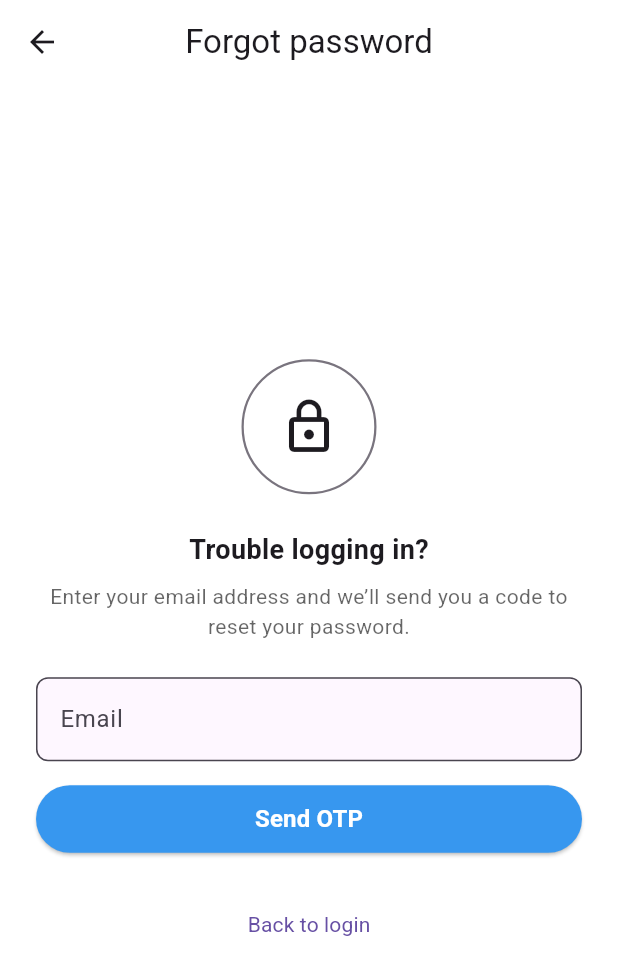
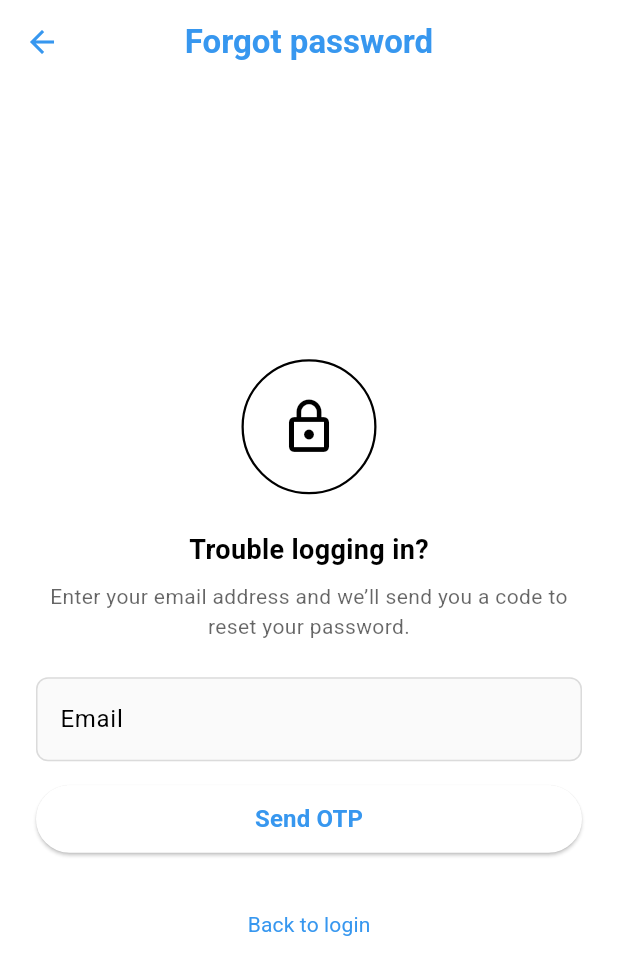
Before and after one commit to abhinavshr/instamate, a Flutter app: the screen it shows after launch, after a tap on "Forgot password?", on a phone screen of 412 x 824 dp. Shown: the top 975 px of the screen. Run offline on Flutter 3.47's test engine with Material 3 defaults, Android fonts, the phone set to English and light mode, and no system bars; our stand-ins replace flutter_secure_storage.

Commit message:
updated the theme color in the forget password, verify otp and change password

```diff
--- a/lib/constants/app_theme.dart
+++ b/lib/constants/app_theme.dart
@@ -4,19 +4,17 @@ class AppTheme {
   static ThemeData lightTheme = ThemeData(
     brightness: Brightness.light,
     scaffoldBackgroundColor: Colors.white,
-    primaryColor: const Color(0xFF3797EF),
+
+    colorScheme: const ColorScheme.light(
+      primary: Color(0xFF3797EF),
+    ),
+
     inputDecorationTheme: InputDecorationTheme(
       filled: true,
-      fillColor: const Color(0xFFFAFAFA),
+      fillColor: Color(0xFFFAFAFA),
       border: OutlineInputBorder(
         borderRadius: BorderRadius.circular(8),
-        borderSide: const BorderSide(color: Color(0xFFDBDBDB)),
-      ),
-    ),
-    elevatedButtonTheme: ElevatedButtonThemeData(
-      style: ElevatedButton.styleFrom(
-        backgroundColor: const Color(0xFF3797EF),
-        foregroundColor: Colors.white,
+        borderSide: BorderSide(color: Color(0xFFDBDBDB)),
       ),
     ),
   );
@@ -24,20 +22,19 @@ class AppTheme {
   static ThemeData darkTheme = ThemeData(
     brightness: Brightness.dark,
     scaffoldBackgroundColor: Colors.black,
-    primaryColor: const Color(0xFF3797EF),
+
+    colorScheme: const ColorScheme.dark(
+      primary: Color(0xFF3797EF),
+    ),
+
     inputDecorationTheme: InputDecorationTheme(
       filled: true,
-      fillColor: const Color(0xFF121212),
+      fillColor: Color(0xFF121212),
       border: OutlineInputBorder(
         borderRadius: BorderRadius.circular(8),
-        borderSide: const BorderSide(color: Colors.grey),
-      ),
-    ),
-    elevatedButtonTheme: ElevatedButtonThemeData(
-      style: ElevatedButton.styleFrom(
-        backgroundColor: const Color(0xFF3797EF),
-        foregroundColor: Colors.white,
+        borderSide: BorderSide(color: Colors.grey),
       ),
     ),
   );
+
 }
--- a/lib/screens/forgot_password_screen.dart
+++ b/lib/screens/forgot_password_screen.dart
@@ -50,12 +50,25 @@ class _ForgotPasswordScreenState extends State<ForgotPasswordScreen> {
 
     return Scaffold(
       appBar: AppBar(
-        title: const Text('Forgot password'),
+        title: Text(
+          'Forgot password',
+          style: TextStyle(
+            color: theme.brightness == Brightness.dark
+                ? Colors.white
+                : const Color(0xFF3797EF), // blue in light
+            fontWeight: FontWeight.w600,
+          ),
+        ),
         centerTitle: true,
         backgroundColor: theme.scaffoldBackgroundColor,
         elevation: 0,
-        iconTheme: IconThemeData(color: theme.colorScheme.onBackground),
+        iconTheme: IconThemeData(
+          color: theme.brightness == Brightness.dark
+              ? Colors.white
+              : const Color(0xFF3797EF), // blue in light
+        ),
       ),
+
       body: SafeArea(
         child: Center(
           child: SingleChildScrollView(
@@ -100,13 +113,37 @@ class _ForgotPasswordScreenState extends State<ForgotPasswordScreen> {
                   decoration: InputDecoration(
                     hintText: 'Email',
                     filled: true,
-                    fillColor: theme.cardColor,
+                    fillColor: Theme.of(context).brightness == Brightness.dark
+                        ? const Color(0xFF121212)
+                        : const Color(0xFFFAFAFA),
                     border: OutlineInputBorder(
                       borderRadius: BorderRadius.circular(8),
-                      borderSide: BorderSide(color: theme.dividerColor),
+                      borderSide: BorderSide(
+                        color: Theme.of(context).brightness == Brightness.dark
+                            ? Colors.grey
+                            : const Color(0xFFDBDBDB),
+                      ),
+                    ),
+                    enabledBorder: OutlineInputBorder(
+                      borderRadius: BorderRadius.circular(8),
+                      borderSide: BorderSide(
+                        color: Theme.of(context).brightness == Brightness.dark
+                            ? Colors.grey
+                            : const Color(0xFFDBDBDB),
+                      ),
+                    ),
+                    focusedBorder: OutlineInputBorder(
+                      borderRadius: BorderRadius.circular(8),
+                      borderSide: BorderSide(
+                        color: Theme.of(context).brightness == Brightness.dark
+                            ? Colors.white
+                            : const Color(0xFF3797EF), // blue when focused
+                        width: 2,
+                      ),
                     ),
                   ),
                 ),
+
                 const SizedBox(height: 16),
 
                 // Send OTP Button
@@ -133,7 +170,7 @@ class _ForgotPasswordScreenState extends State<ForgotPasswordScreen> {
                   style: TextButton.styleFrom(
                     foregroundColor: Theme.of(context).brightness == Brightness.dark
                         ? Colors.white
-                        : Theme.of(context).colorScheme.primary,
+                        : const Color(0xFF3797EF),
                     textStyle: Theme.of(context)
                         .textTheme
                         .labelLarge
--- a/lib/screens/login_screen.dart
+++ b/lib/screens/login_screen.dart
@@ -107,9 +107,10 @@ class _LoginScreenState extends State<LoginScreen> {
                       );
                     },
                     style: TextButton.styleFrom(
-                      foregroundColor: Theme.of(context).brightness == Brightness.dark
+                      foregroundColor:
+                      Theme.of(context).brightness == Brightness.dark
                           ? Colors.white
-                          : Theme.of(context).colorScheme.primary,
+                          : const Color(0xFF3797EF),
                       textStyle: Theme.of(context)
                           .textTheme
                           .labelLarge
```
Also changed, not shown: lib/screens/change_password_screen.dart (+34 -10 lines), lib/screens/otp_verify_screen.dart (+30 -6 lines).
